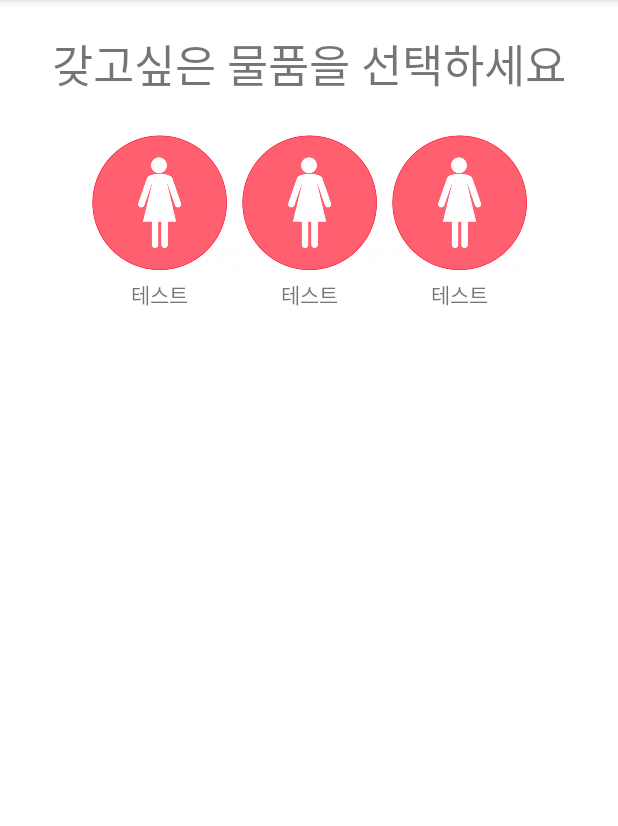
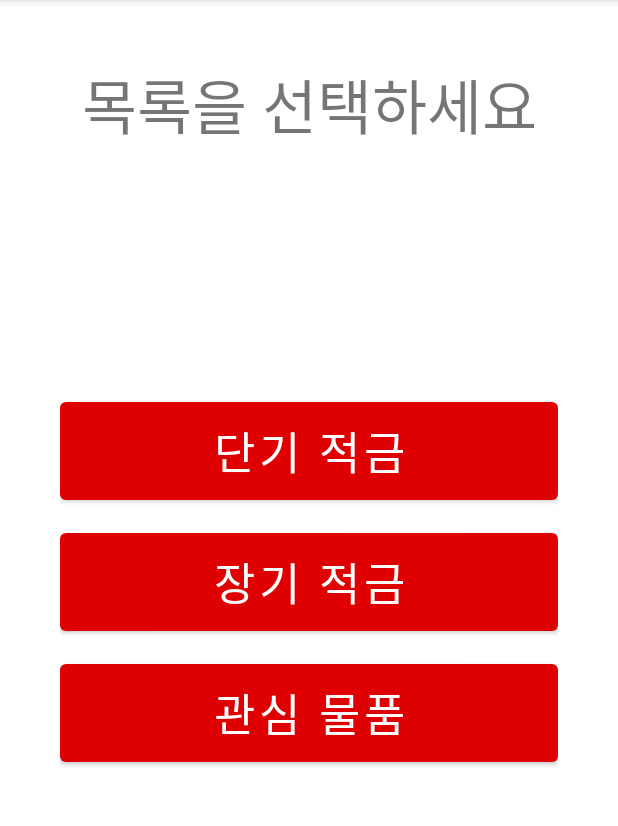
Before and after one commit to superdongte/TeamBank, an Android app: the screen it shows after launch (ChooseGoodsActivity before the commit, CategoryActivity after it), after a tap on an icon or button, on a phone screen of 412 x 824 dp, the part 84-910 px from its top. Run offline under Robolectric (Android 15) with nearby library versions, the phone set to English and light mode, and no system bars; our stand-ins replace data binding; 2 other taps on this screen came first.

Commit message:
목록 선택화면 추가

```diff
--- a/app/src/main/AndroidManifest.xml
+++ b/app/src/main/AndroidManifest.xml
@@ -40,6 +40,9 @@
             android:name=".InstallmentActivity"
             android:exported="false" />
         <activity
+            android:name=".CategoryActivity"
+            android:exported="false" />
+        <activity
             android:name=".GenderActivity"
             android:exported="true">
             <intent-filter>
@@ -51,12 +54,6 @@
         <activity
             android:name=".AgeActivity"
             android:exported="false">
-<!--             <intent-filter>-->
-<!--             <action android:name="android.intent.action.MAIN" />-->
-
-
-<!--             <category android:name="android.intent.category.LAUNCHER" />-->
-<!--             </intent-filter>-->
         </activity>
 
     </application>
--- /dev/null
+++ b/app/src/main/java/com/team/project/CategoryActivity.kt
@@ -0,0 +1,33 @@
+package com.team.project
+
+import android.content.Intent
+import android.os.Bundle
+import android.view.View
+import android.widget.Toast
+import androidx.appcompat.app.AppCompatActivity
+import androidx.databinding.DataBindingUtil
+import com.team.project.databinding.ActivityCategoryBinding
+
+class CategoryActivity : AppCompatActivity() {
+    private lateinit var binding : ActivityCategoryBinding
+    override fun onCreate(savedInstanceState: Bundle?) {
+        super.onCreate(savedInstanceState)
+        setContentView(R.layout.activity_category)
+        binding = DataBindingUtil.setContentView(this, R.layout.activity_category)
+        var person = intent.getStringExtra("genage")
+
+        binding.shortinstall.setOnClickListener(View.OnClickListener {
+
+        })
+
+        binding.longinstall.setOnClickListener(View.OnClickListener {
+
+        })
+        binding.goodsinstall.setOnClickListener(View.OnClickListener {
+            val intent = Intent(this, ChooseGoodsActivity::class.java)
+            intent.putExtra("person",person)
+            Toast.makeText(applicationContext,person,Toast.LENGTH_SHORT).show()
+            startActivity(intent)
+        })
+    }
+}
--- a/app/src/main/java/com/team/project/ChooseGoodsActivity.kt
+++ b/app/src/main/java/com/team/project/ChooseGoodsActivity.kt
@@ -34,9 +34,7 @@ class ChooseGoodsActivity : AppCompatActivity() {
         recyclerView.adapter =recyclerAdapter
         recyclerView.layoutManager = GridLayoutManager(this,3)
 
-        var temp = intent.getStringExtra("genage")
-//        var tointent = Intent(this,GoodsService::class.java)
-//        tointent.putExtra("icode",temp)
+        var temp = intent.getStringExtra("person")
         temp?.let{Log.i("MyTag", it)}
 
         retrofit = RetrofitClient.getInstance()
--- a/app/src/main/java/com/team/project/GenderActivity.kt
+++ b/app/src/main/java/com/team/project/GenderActivity.kt
@@ -21,7 +21,7 @@ class GenderActivity : AppCompatActivity() {
         Log.d("test", "oncreate()")
         title = "적금 추천 시스템"
         binding = DataBindingUtil.setContentView(this, R.layout.activity_genderandage)
-        val intent = Intent(this, ChooseGoodsActivity::class.java)
+        val intent = Intent(this, CategoryActivity::class.java)
         var gender: String = "gender"
         var age: String = "age"
         binding.woman.setOnClickListener(View.OnClickListener {
--- /dev/null
+++ b/app/src/main/res/layout/activity_category.xml
@@ -0,0 +1,62 @@
+<?xml version="1.0" encoding="utf-8"?>
+<layout
+    xmlns:app="http://schemas.android.com/apk/res-auto"
+    xmlns:android="http://schemas.android.com/apk/res/android"
+    xmlns:tools="http://schemas.android.com/tools"
+    >
+    <LinearLayout
+    android:layout_width="match_parent"
+    android:layout_height="match_parent"
+    android:orientation="vertical"
+    tools:context=".CategoryActivity"
+    android:gravity="center">
+        <LinearLayout
+            android:layout_width="match_parent"
+            android:layout_height="wrap_content"
+            android:layout_marginVertical="20dp"
+            android:layout_weight="1">
+            <TextView
+                android:textAlignment="center"
+                android:paddingVertical="20dp"
+                android:layout_width="match_parent"
+                android:layout_height="wrap_content"
+                android:text="목록을 선택하세요"
+                android:textSize="40sp"
+                android:fontFamily="@font/katuri"/>
+        </LinearLayout>
+        <LinearLayout
+            android:layout_width="match_parent"
+            android:layout_height="wrap_content"
+            android:layout_marginHorizontal="40dp"
+            android:orientation="vertical"
+            android:layout_weight="2">
+            <Button
+                android:id="@+id/shortinstall"
+                android:layout_width="match_parent"
+                android:layout_height="wrap_content"
+                android:text="단기 적금"
+                android:textSize="30dp"
+                android:layout_marginBottom="10dp"
+                android:fontFamily="@font/katuri"
+                android:paddingVertical="10dp"/>
+            <Button
+                android:id="@+id/longinstall"
+                android:layout_width="match_parent"
+                android:layout_height="wrap_content"
+                android:text="장기 적금"
+                android:textSize="30dp"
+                android:layout_marginBottom="10dp"
+                android:fontFamily="@font/katuri"
+                android:paddingVertical="10dp"/>
+            <Button
+                android:id="@+id/goodsinstall"
+                android:layout_width="match_parent"
+                android:layout_height="wrap_content"
+                android:text="관심 물품"
+                android:textSize="30dp"
+                android:layout_marginBottom="10dp"
+                android:fontFamily="@font/katuri"
+                android:paddingVertical="10dp"/>
+        </LinearLayout>
+    </LinearLayout>
+</layout>
--- a/app/src/main/res/layout/activity_choose_goods.xml
+++ b/app/src/main/res/layout/activity_choose_goods.xml
@@ -72,7 +72,8 @@
         <androidx.recyclerview.widget.RecyclerView
             android:id="@+id/goodsRecyclerView"
             android:layout_width="match_parent"
-            android:layout_height="wrap_content">
+            android:layout_height="wrap_content"
+            android:layout_marginLeft="10dp">
 
         </androidx.recyclerview.widget.RecyclerView>
 
```
